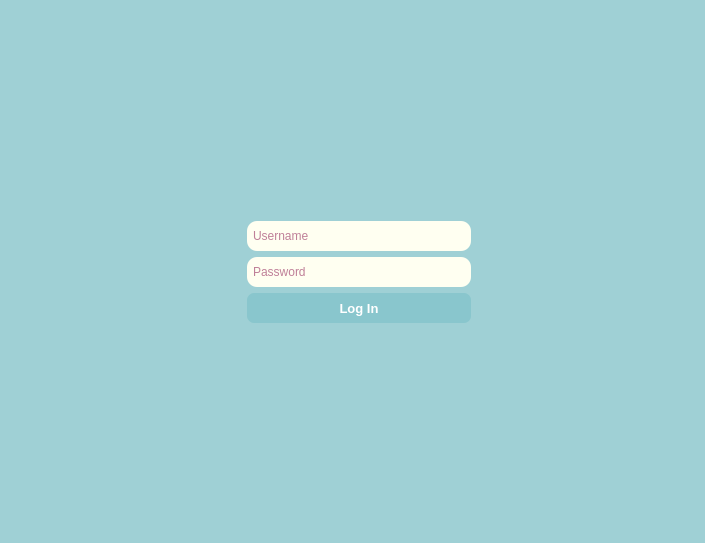
Before: the Qt Designer form LoginWindow.ui in GlowK/SafeHarbor, drawn with Qt 5.
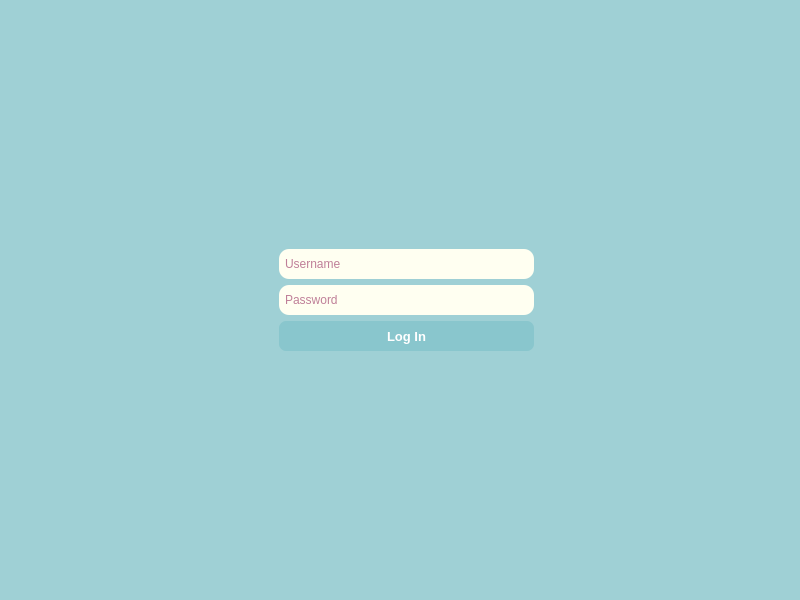
After: the same form once the commit is applied. Icons and pictures are not drawn.

Diff of the .ui file:
```diff
--- a/LoginWindow.ui
+++ b/LoginWindow.ui
@@ -6,8 +6,8 @@
    <rect>
     <x>0</x>
     <y>0</y>
-    <width>705</width>
-    <height>543</height>
+    <width>800</width>
+    <height>600</height>
    </rect>
   </property>
   <property name="windowTitle">
@@ -44,6 +44,10 @@
 border-width: 0px;
 border-style: solid;
 border-radius: 7;
+}
+QPushButton:pressed{
+color: rgb(0, 0, 0);
+background-color: rgb(255, 255, 241);
 }</string>
    </property>
    <layout class="QGridLayout" name="gridLayout">
@@ -113,6 +117,9 @@
       <property name="text">
        <string>Log In</string>
       </property>
+      <property name="checkable">
+       <bool>false</bool>
+      </property>
      </widget>
     </item>
     <item row="1" column="2">
```
